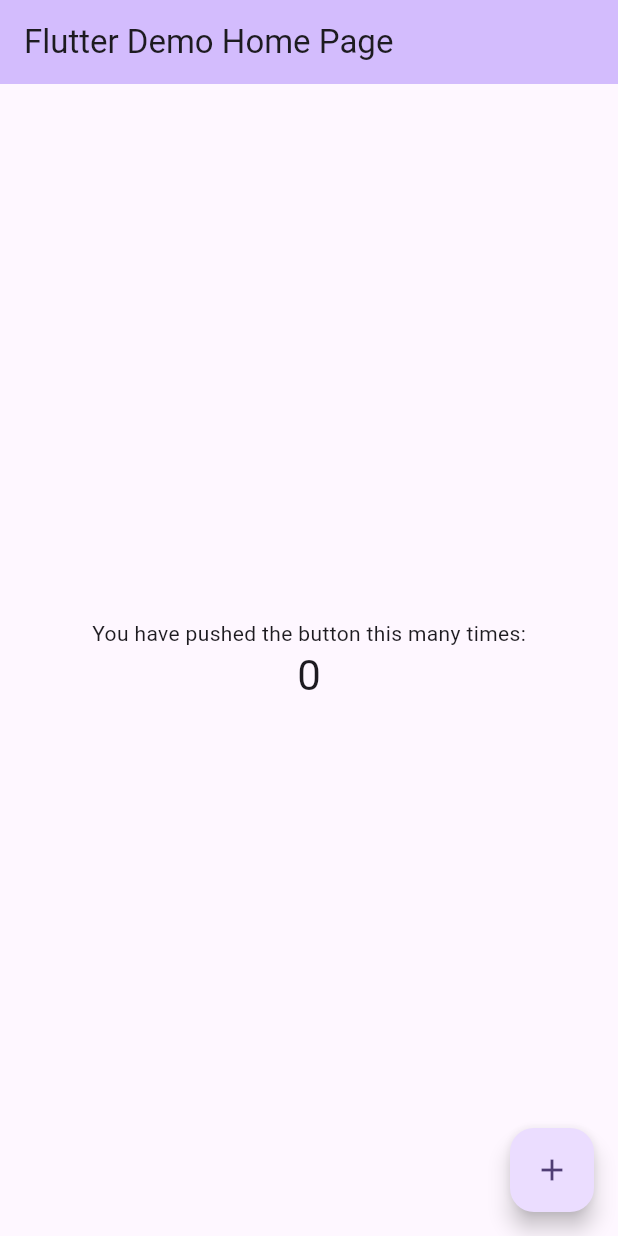
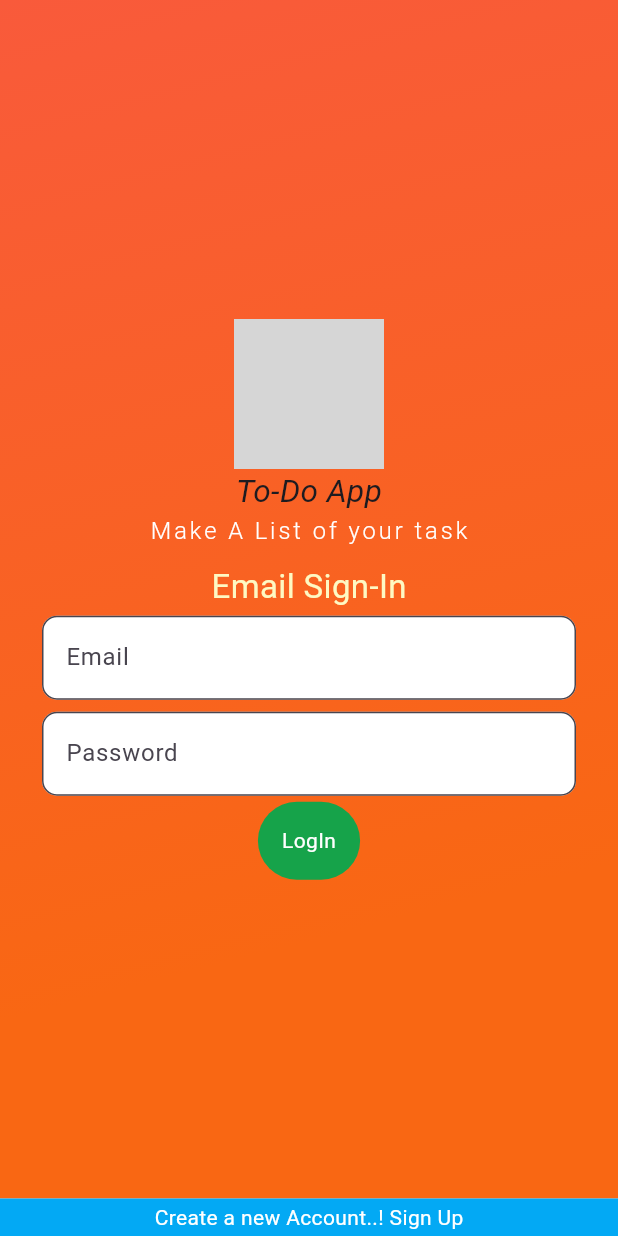
Before and after one commit to Mo7amed-fawzy/to-do-app, a Flutter app: the screen it shows after launch, on a phone screen of 412 x 824 dp. Run offline on Flutter 3.47's test engine with Material 3 defaults, Android fonts, the phone set to English and light mode, and no system bars; drawn by our look-alikes of velocity_x; our stand-ins replace shared_preferences; network calls fail; grey boxes are pictures that could not be loaded.

Commit message:
create ui in flutter

```diff
--- a/lib/main.dart
+++ b/lib/main.dart
@@ -1,126 +1,37 @@
 import 'package:flutter/material.dart';
+import 'package:shared_preferences/shared_preferences.dart';
+import 'package:to_do_app/screens/login_page.dart';
+// import 'package:flutter_todo_app/dashboard.dart';
+// import 'package:jwt_decoder/jwt_decoder.dart';
 
-void main() {
-  runApp(const MyApp());
+void main() async {
+  WidgetsFlutterBinding.ensureInitialized();
+  SharedPreferences prefs = await SharedPreferences.getInstance();
+  runApp(MyApp(
+    token: prefs.getString('token'),
+  ));
 }
 
-//npm init , npm install express mongoose body-parser bcrypt jsonwebtoken nodemon
 class MyApp extends StatelessWidget {
-  const MyApp({super.key});
+  final String? token;
+  const MyApp({
+    @required this.token,
+    super.key,
+  });
 
-  // This widget is the root of your application.
   @override
   Widget build(BuildContext context) {
     return MaterialApp(
-      title: 'Flutter Demo',
-      theme: ThemeData(
-        // This is the theme of your application.
-        //
-        // TRY THIS: Try running your application with "flutter run". You'll see
-        // the application has a purple toolbar. Then, without quitting the app,
-        // try changing the seedColor in the colorScheme below to Colors.green
-        // and then invoke "hot reload" (save your changes or press the "hot
-        // reload" button in a Flutter-supported IDE, or press "r" if you used
-        // the command line to start the app).
-        //
-        // Notice that the counter didn't reset back to zero; the application
-        // state is not lost during the reload. To reset the state, use hot
-        // restart instead.
-        //
-        // This works for code too, not just values: Most code changes can be
-        // tested with just a hot reload.
-        colorScheme: ColorScheme.fromSeed(seedColor: Colors.deepPurple),
-        useMaterial3: true,
-      ),
-      home: const MyHomePage(title: 'Flutter Demo Home Page'),
-    );
+        title: 'Flutter Demo',
+        debugShowCheckedModeBanner: false,
+        theme: ThemeData(
+          primaryColor: Colors.black,
+          visualDensity: VisualDensity.adaptivePlatformDensity,
+        ),
+        home: const SignInPage());
+
+    //  (token != null && JwtDecoder.isExpired(token) == false)
+    //     ? Dashboard(token: token)
+    //     : SignInPage());
   }
 }
-
-class MyHomePage extends StatefulWidget {
-  const MyHomePage({super.key, required this.title});
-
-  // This widget is the home page of your application. It is stateful, meaning
-  // that it has a State object (defined below) that contains fields that affect
-  // how it looks.
-
-  // This class is the configuration for the state. It holds the values (in this
-  // case the title) provided by the parent (in this case the App widget) and
-  // used by the build method of the State. Fields in a Widget subclass are
-  // always marked "final".
-
-  final String title;
-
-  @override
-  State<MyHomePage> createState() => _MyHomePageState();
-}
-
-class _MyHomePageState extends State<MyHomePage> {
-  int _counter = 0;
-
-  void _incrementCounter() {
-    setState(() {
-      // This call to setState tells the Flutter framework that something has
-      // changed in this State, which causes it to rerun the build method below
-      // so that the display can reflect the updated values. If we changed
-      // _counter without calling setState(), then the build method would not be
-      // called again, and so nothing would appear to happen.
-      _counter++;
-    });
-  }
-
-  @override
-  Widget build(BuildContext context) {
-    // This method is rerun every time setState is called, for instance as done
-    // by the _incrementCounter method above.
-    //
-    // The Flutter framework has been optimized to make rerunning build methods
-    // fast, so that you can just rebuild anything that needs updating rather
-    // than having to individually change instances of widgets.
-    return Scaffold(
-      appBar: AppBar(
-        // TRY THIS: Try changing the color here to a specific color (to
-        // Colors.amber, perhaps?) and trigger a hot reload to see the AppBar
-        // change color while the other colors stay the same.
-        backgroundColor: Theme.of(context).colorScheme.inversePrimary,
-        // Here we take the value from the MyHomePage object that was created by
-        // the App.build method, and use it to set our appbar title.
-        title: Text(widget.title),
-      ),
-      body: Center(
-        // Center is a layout widget. It takes a single child and positions it
-        // in the middle of the parent.
-        child: Column(
-          // Column is also a layout widget. It takes a list of children and
-          // arranges them vertically. By default, it sizes itself to fit its
-          // children horizontally, and tries to be as tall as its parent.
-          //
-          // Column has various properties to control how it sizes itself and
-          // how it positions its children. Here we use mainAxisAlignment to
-          // center the children vertically; the main axis here is the vertical
-          // axis because Columns are vertical (the cross axis would be
-          // horizontal).
-          //
-          // TRY THIS: Invoke "debug painting" (choose the "Toggle Debug Paint"
-          // action in the IDE, or press "p" in the console), to see the
-          // wireframe for each widget.
-          mainAxisAlignment: MainAxisAlignment.center,
-          children: <Widget>[
-            const Text(
-              'You have pushed the button this many times:',
-            ),
-            Text(
-              '$_counter',
-              style: Theme.of(context).textTheme.headlineMedium,
-            ),
-          ],
-        ),
-      ),
-      floatingActionButton: FloatingActionButton(
-        onPressed: _incrementCounter,
-        tooltip: 'Increment',
-        child: const Icon(Icons.add),
-      ), // This trailing comma makes auto-formatting nicer for build methods.
-    );
-  }
-}
--- /dev/null
+++ b/lib/screens/applogo.dart
@@ -0,0 +1,21 @@
+import 'package:flutter/material.dart';
+import 'package:velocity_x/velocity_x.dart';
+
+class CommonLogo extends StatelessWidget {
+  const CommonLogo({super.key});
+
+  @override
+  Widget build(BuildContext context) {
+    return Column(
+      mainAxisAlignment: MainAxisAlignment.center,
+      children: <Widget>[
+        Image.network(
+          "https://pluspng.com/img-png/avengers-logo-png-avengers-logo-png-1376.png",
+          width: 100,
+        ),
+        "To-Do App".text.xl2.italic.make(),
+        "Make A List of your task".text.light.white.wider.lg.make(),
+      ],
+    );
+  }
+}
--- /dev/null
+++ b/lib/screens/login_page.dart
@@ -0,0 +1,138 @@
+import 'dart:convert';
+import 'package:flutter/material.dart';
+import 'package:shared_preferences/shared_preferences.dart';
+import 'package:to_do_app/screens/registration_page.dart';
+import 'package:velocity_x/velocity_x.dart';
+import 'applogo.dart';
+import 'package:http/http.dart' as http;
+import 'package:to_do_app/utils/config.dart';
+// import 'package:flutter_todo_app/dashboard.dart';
+// import 'package:to_do_app/screens/registration_page_page.dart';
+
+class SignInPage extends StatefulWidget {
+  const SignInPage({super.key});
+
+  @override
+  SignInPageState createState() => SignInPageState();
+}
+
+class SignInPageState extends State<SignInPage> {
+  TextEditingController emailController = TextEditingController();
+  TextEditingController passwordController = TextEditingController();
+  final bool _isNotValidate = false;
+  late SharedPreferences prefs;
+
+  @override
+  void initState() {
+    super.initState();
+    initSharedPref();
+  }
+
+  void initSharedPref() async {
+    prefs = await SharedPreferences.getInstance();
+  }
+
+  void loginUser() async {
+    if (emailController.text.isNotEmpty && passwordController.text.isNotEmpty) {
+      var reqBody = {
+        "email": emailController.text,
+        "password": passwordController.text
+      };
+
+      var response = await http.post(Uri.parse(login),
+          headers: {"Content-Type": "application/json"},
+          body: jsonEncode(reqBody));
+
+      var jsonResponse = jsonDecode(response.body);
+      if (jsonResponse['status']) {
+        var myToken = jsonResponse['token'];
+        prefs.setString('token', myToken);
+        // Navigator.push(context,
+        //     MaterialPageRoute(builder: (context) => Dashboard(token: myToken)));
+      } else {
+        printHere('Something went wrong');
+      }
+    }
+  }
+
+  @override
+  Widget build(BuildContext context) {
+    return SafeArea(
+      child: Scaffold(
+        body: Container(
+          width: MediaQuery.of(context).size.width,
+          height: MediaQuery.of(context).size.height,
+          decoration: const BoxDecoration(
+            gradient: LinearGradient(
+                colors: [Color(0XFFF95A3B), Color(0XFFF96713)],
+                begin: FractionalOffset.topLeft,
+                end: FractionalOffset.bottomCenter,
+                stops: [0.0, 0.8],
+                tileMode: TileMode.mirror),
+          ),
+          child: Center(
+            child: SingleChildScrollView(
+              child: Column(
+                mainAxisAlignment: MainAxisAlignment.center,
+                children: <Widget>[
+                  const CommonLogo(),
+                  const HeightBox(10),
+                  "Email Sign-In".text.size(22).yellow100.make(),
+                  TextField(
+                    controller: emailController,
+                    keyboardType: TextInputType.text,
+                    decoration: InputDecoration(
+                        filled: true,
+                        fillColor: Colors.white,
+                        hintText: "Email",
+                        errorText: _isNotValidate ? "Enter Proper Info" : null,
+                        border: const OutlineInputBorder(
+                            borderRadius:
+                                BorderRadius.all(Radius.circular(10.0)))),
+                  ).p4().px24(),
+                  TextField(
+                    controller: passwordController,
+                    keyboardType: TextInputType.text,
+                    decoration: InputDecoration(
+                        filled: true,
+                        fillColor: Colors.white,
+                        hintText: "Password",
+                        errorText: _isNotValidate ? "Enter Proper Info" : null,
+                        border: const OutlineInputBorder(
+                            borderRadius:
+                                BorderRadius.all(Radius.circular(10.0)))),
+                  ).p4().px24(),
+                  GestureDetector(
+                    onTap: () {
+                      loginUser();
+                    },
+                    child: HStack([
+                      VxBox(child: "LogIn".text.white.makeCentered().p16())
+                          .green600
+                          .roundedLg
+                          .make(),
+                    ]),
+                  ),
+                ],
+              ),
+            ),
+          ),
+        ),
+        bottomNavigationBar: GestureDetector(
+          onTap: () {
+            Navigator.push(context,
+                MaterialPageRoute(builder: (context) => const Registration()));
+          },
+          child: Container(
+              height: 25,
+              color: Colors.lightBlue,
+              child: Center(
+                  child: "Create a new Account..! Sign Up"
+                      .text
+                      .white
+                      .makeCentered())),
+        ),
+      ),
+    );
+  }
+}
```
Also changed, not shown: lib/screens/registration_page.dart (added, +177 -0 lines), lib/utils/config.dart (added, +14 -0 lines), pubspec.yaml (+8 -67 lines), pubspec.lock, 4 other files.
